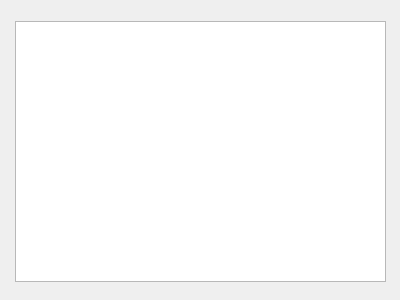
Above: tao/inspectordialog.ui from c3d/tao3D before the change. Below: the same form after it.
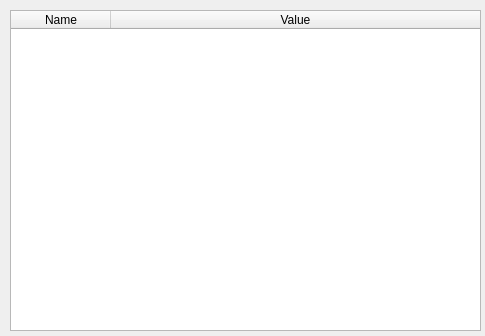
That is the form after the change.

Commit message: Refs #553 : Work on Inspector dialog box

What changed in the file:
```diff
--- a/tao/inspectordialog.ui
+++ b/tao/inspectordialog.ui
@@ -6,25 +6,55 @@
    <rect>
     <x>0</x>
     <y>0</y>
-    <width>400</width>
-    <height>300</height>
+    <width>485</width>
+    <height>336</height>
    </rect>
   </property>
   <property name="windowTitle">
    <string>Dialog</string>
   </property>
-  <widget class="QTableView" name="tableView">
+  <widget class="QTreeWidget" name="treeWidget">
    <property name="geometry">
     <rect>
-     <x>15</x>
-     <y>21</y>
-     <width>371</width>
-     <height>261</height>
+     <x>10</x>
+     <y>10</y>
+     <width>471</width>
+     <height>321</height>
     </rect>
    </property>
-   <property name="sortingEnabled">
-    <bool>true</bool>
+   <property name="columnCount">
+    <number>2</number>
    </property>
+   <column>
+    <property name="text">
+     <string comment="Property name" extracomment="Property name">Name</string>
+    </property>
+    <property name="textAlignment">
+     <set>AlignHCenter|AlignVCenter|AlignCenter</set>
+    </property>
+    <property name="background">
+     <color>
+      <red>34</red>
+      <green>153</green>
+      <blue>136</blue>
+     </color>
+    </property>
+   </column>
+   <column>
+    <property name="text">
+     <string comment="Current property value" extracomment="Current property value">Value</string>
+    </property>
+    <property name="textAlignment">
+     <set>AlignHCenter|AlignVCenter|AlignCenter</set>
+    </property>
+    <property name="background">
+     <color>
+      <red>34</red>
+      <green>153</green>
+      <blue>136</blue>
+     </color>
+    </property>
+   </column>
   </widget>
  </widget>
  <resources/>
```
The commit also changes 1 other file.
